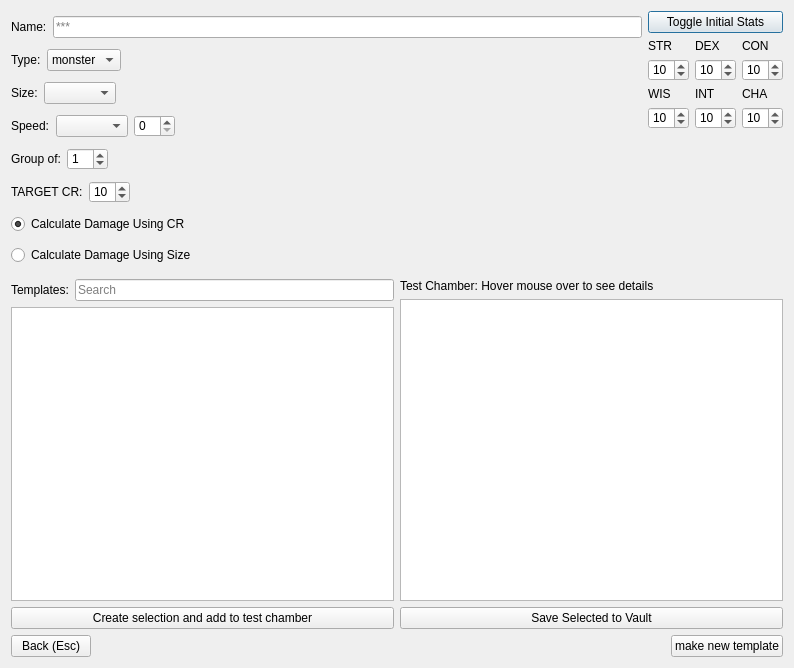
This is ui_files/Configurator.ui in nogasgofast/Adventure_Wrench as Qt 5 draws it before an edit. The edited form follows.
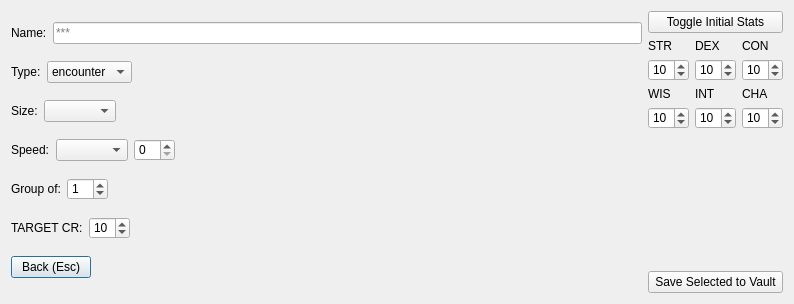
This is the edited form.

Patch:
```diff
--- a/ui_files/Configurator.ui
+++ b/ui_files/Configurator.ui
@@ -10,7 +10,7 @@
     <x>0</x>
     <y>0</y>
     <width>794</width>
-    <height>668</height>
+    <height>304</height>
    </rect>
   </property>
   <property name="windowTitle">
@@ -64,7 +64,12 @@
           <widget class="QComboBox" name="comboBox_type">
            <item>
             <property name="text">
-             <string>monster</string>
+             <string extracomment="Base Encounters Have no stats but can take on templates.">encounter</string>
+            </property>
+           </item>
+           <item>
+            <property name="text">
+             <string extracomment="A base or skeleton of a monster that will take templates later.">monster</string>
             </property>
            </item>
            <item>
@@ -224,24 +229,32 @@
         </layout>
        </item>
        <item>
-        <widget class="QRadioButton" name="radioButton_CR">
-         <property name="text">
-          <string>Calculate Damage Using CR</string>
-         </property>
-         <property name="checked">
-          <bool>true</bool>
-         </property>
-        </widget>
-       </item>
-       <item>
-        <widget class="QRadioButton" name="radioButton_size">
-         <property name="toolTip">
-          <string>Increases damage die for large, huge, gargantuan creatures</string>
-         </property>
-         <property name="text">
-          <string>Calculate Damage Using Size</string>
-         </property>
-        </widget>
+        <layout class="QVBoxLayout" name="verticalLayout_3">
+         <item>
+          <layout class="QHBoxLayout" name="horizontalLayout">
+           <item>
+            <widget class="QPushButton" name="pushButton_back">
+             <property name="text">
+              <string>Back (Esc)</string>
+             </property>
+            </widget>
+           </item>
+           <item>
+            <spacer name="horizontalSpacer_4">
+             <property name="orientation">
+              <enum>Qt::Horizontal</enum>
+             </property>
+             <property name="sizeHint" stdset="0">
+              <size>
+               <width>40</width>
+               <height>20</height>
+              </size>
+             </property>
+            </spacer>
+           </item>
+          </layout>
+         </item>
+        </layout>
        </item>
       </layout>
      </item>
@@ -394,107 +407,6 @@
          </property>
         </spacer>
        </item>
-      </layout>
-     </item>
-    </layout>
-   </item>
-   <item>
-    <layout class="QHBoxLayout" name="horizontalLayout_4">
-     <item>
-      <layout class="QVBoxLayout" name="verticalLayout_4">
-       <item>
-        <layout class="QHBoxLayout" name="horizontalLayout_2">
-         <item>
-          <widget class="QLabel" name="label">
-           <property name="text">
-            <string>Templates:</string>
-           </property>
-          </widget>
-         </item>
-         <item>
-          <widget class="QLineEdit" name="lineEdit_search">
-           <property name="sizePolicy">
-            <sizepolicy hsizetype="Expanding" vsizetype="Fixed">
-             <horstretch>1</horstretch>
-             <verstretch>0</verstretch>
-            </sizepolicy>
-           </property>
-           <property name="maximumSize">
-            <size>
-             <width>452</width>
-             <height>16777215</height>
-            </size>
-           </property>
-           <property name="baseSize">
-            <size>
-             <width>0</width>
-             <height>0</height>
-            </size>
-           </property>
-           <property name="placeholderText">
-            <string>Search</string>
-           </property>
-          </widget>
-         </item>
-        </layout>
-       </item>
-       <item>
-        <widget class="QListWidget" name="listWidget_catagory">
-         <property name="selectionMode">
-          <enum>QAbstractItemView::MultiSelection</enum>
-         </property>
-        </widget>
-       </item>
-       <item>
-        <widget class="QPushButton" name="pushButton_create_example">
-         <property name="text">
-          <string>Create selection and add to test chamber</string>
-         </property>
-        </widget>
-       </item>
-      </layout>
-     </item>
-     <item>
-      <spacer name="verticalSpacer_2">
-       <property name="orientation">
-        <enum>Qt::Vertical</enum>
-       </property>
-       <property name="sizeType">
-        <enum>QSizePolicy::Maximum</enum>
-       </property>
-       <property name="sizeHint" stdset="0">
-        <size>
-         <width>0</width>
-         <height>350</height>
-        </size>
-       </property>
-      </spacer>
-     </item>
-     <item>
-      <layout class="QVBoxLayout" name="verticalLayout_3">
-       <item>
-        <widget class="QLabel" name="label_selection">
-         <property name="text">
-          <string>Test Chamber: Hover mouse over to see details</string>
-         </property>
-        </widget>
-       </item>
-       <item>
-        <widget class="QListWidget" name="listWidget_options">
-         <property name="sizePolicy">
-          <sizepolicy hsizetype="Expanding" vsizetype="Expanding">
-           <horstretch>0</horstretch>
-           <verstretch>0</verstretch>
-          </sizepolicy>
-         </property>
-         <property name="styleSheet">
-          <string notr="true">QpushButton { margin-left: 25px; }</string>
-         </property>
-         <property name="selectionMode">
-          <enum>QAbstractItemView::MultiSelection</enum>
-         </property>
-        </widget>
-       </item>
        <item>
         <widget class="QPushButton" name="pushButton_create">
          <property name="toolTip">
@@ -509,40 +421,6 @@
      </item>
     </layout>
    </item>
-   <item>
-    <layout class="QHBoxLayout" name="horizontalLayout">
-     <item>
-      <widget class="QPushButton" name="pushButton_back">
-       <property name="text">
-        <string>Back (Esc)</string>
-       </property>
-      </widget>
-     </item>
-     <item>
-      <spacer name="horizontalSpacer_4">
-       <property name="orientation">
-        <enum>Qt::Horizontal</enum>
-       </property>
-       <property name="sizeHint" stdset="0">
-        <size>
-         <width>40</width>
-         <height>20</height>
-        </size>
-       </property>
-      </spacer>
-     </item>
-     <item>
-      <widget class="QPushButton" name="pushButton_add">
-       <property name="toolTip">
-        <string>Add an item to the list</string>
-       </property>
-       <property name="text">
-        <string>make new template</string>
-       </property>
-      </widget>
-     </item>
-    </layout>
-   </item>
   </layout>
  </widget>
  <resources/>
```
